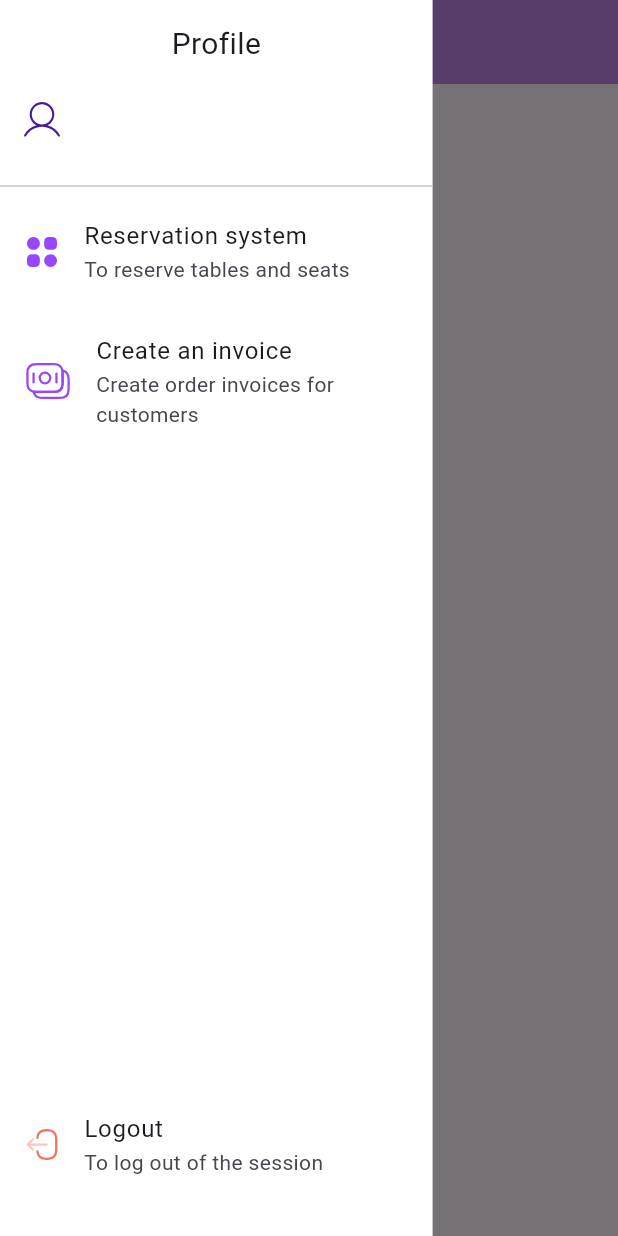
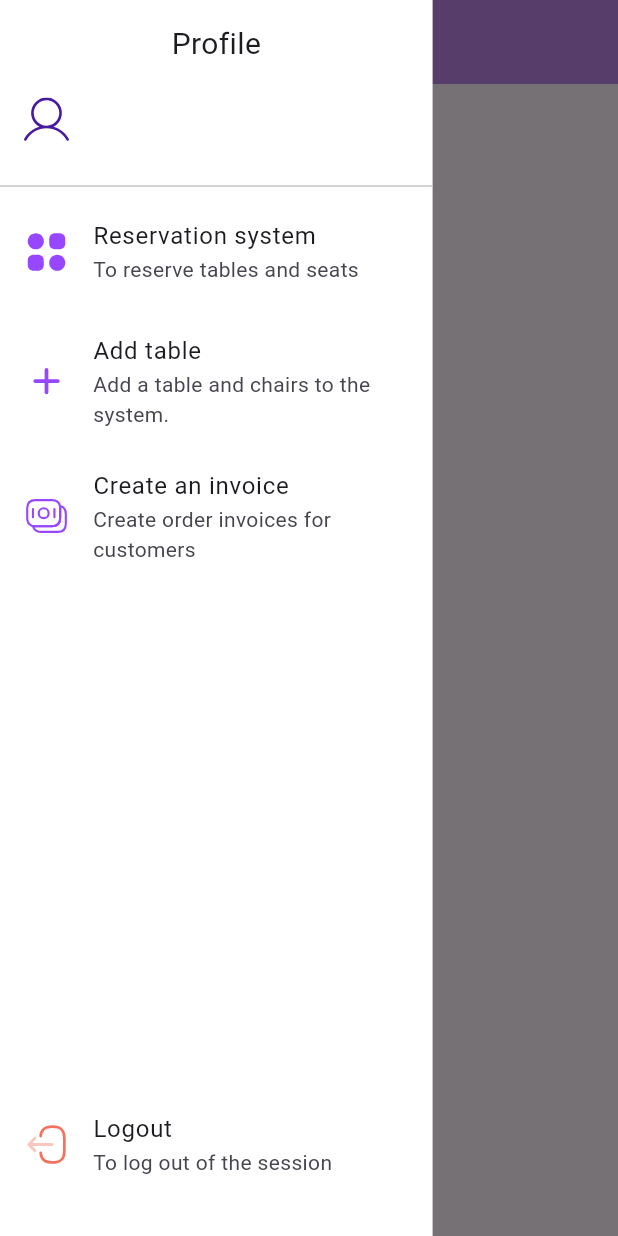
Before and after one commit to bahaaeshnena/resturant_dashboard, a Flutter app: the HomeView screen opened directly, with the side drawer open, on a phone screen of 412 x 824 dp. Run offline on Flutter 3.47's test engine with Material 3 defaults, Android fonts, the phone set to English and light mode, and no system bars; our stand-ins replace cloud_firestore, firebase_auth, firebase_core, flutter_svg, google_sign_in, shared_preferences; accounts and stored records are empty.

Commit message:
create model table

```diff
--- a/lib/src/features/home/presentation/views/drawer/custom_drawer.dart
+++ b/lib/src/features/home/presentation/views/drawer/custom_drawer.dart
@@ -47,6 +47,13 @@ class CustomDrawer extends StatelessWidget {
             ),
             const SizedBox(height: 10),
             ListTileItem(
+              title: 'Add table',
+              subTitle: 'Add a table and chairs to the system.',
+              icon: "assets/images/add.svg",
+              onTap: () {},
+            ),
+            const SizedBox(height: 10),
+            ListTileItem(
               title: 'Create an invoice',
               subTitle: 'Create order invoices for customers',
               icon: "assets/images/moneys.svg",
--- a/lib/src/features/home/presentation/views/drawer/widgets/list_tile_item.dart
+++ b/lib/src/features/home/presentation/views/drawer/widgets/list_tile_item.dart
@@ -18,7 +18,12 @@ class ListTileItem extends StatelessWidget {
   Widget build(BuildContext context) {
     return ListTile(
       onTap: onTap,
-      leading: SvgPicture.asset(icon),
+      leading: SvgPicture.asset(
+        fit: BoxFit.cover,
+        icon,
+        height: 30,
+        width: 30,
+      ),
       title: Text(title),
       subtitle: Text(subTitle),
     );
```
Also changed, not shown: lib/src/features/home/models/tabel_model.dart (added, +40 -0 lines), assets/images/add.svg (added).
